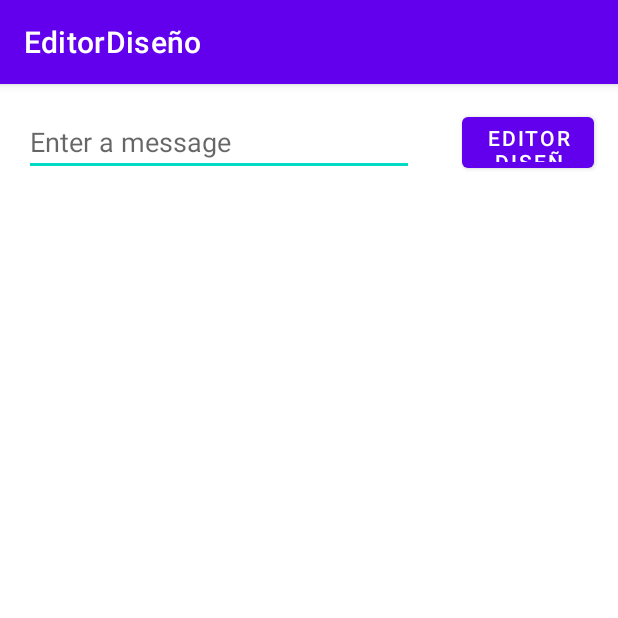
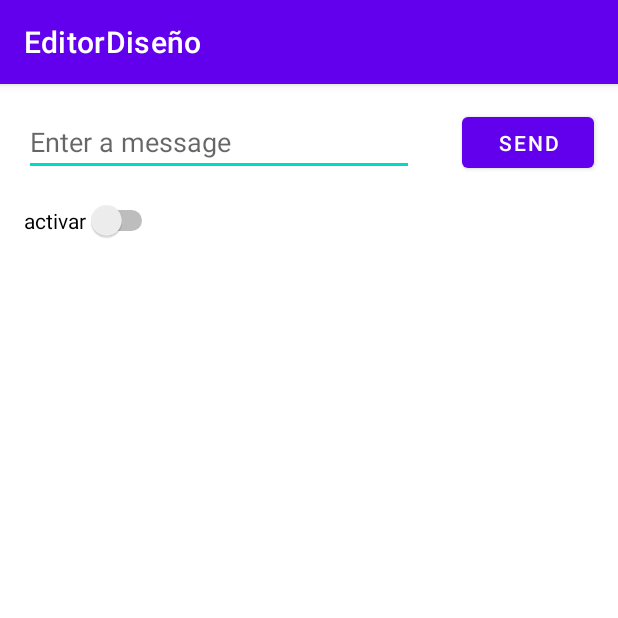
Before and after one commit to javiersanchzgil/EditorDisen, an Android app: the screen it shows after launch (MainActivity), on a phone screen of 412 x 824 dp, the top half of it. Run offline under Robolectric (Android 15) with nearby library versions, the phone set to English and light mode, and no system bars.

Commit message:
segundo commit

```diff
--- a/app/src/main/res/layout/activity_main.xml
+++ b/app/src/main/res/layout/activity_main.xml
@@ -28,9 +28,20 @@
         android:layout_marginStart="16dp"
         android:layout_marginTop="16dp"
         android:layout_marginEnd="16dp"
-        android:text="@string/app_name"
+        android:text="@string/button_send"
         app:layout_constraintEnd_toEndOf="parent"
         app:layout_constraintHorizontal_bias="1.0"
         app:layout_constraintStart_toEndOf="@+id/editTextTextPersonName2"
         app:layout_constraintTop_toTopOf="parent" />
+
+    <Switch
+        android:id="@+id/switch2"
+        android:layout_width="wrap_content"
+        android:layout_height="wrap_content"
+        android:layout_marginStart="16dp"
+        android:layout_marginTop="16dp"
+        android:text="@string/act_switch"
+        app:layout_constraintStart_toStartOf="parent"
+        app:layout_constraintTop_toBottomOf="@+id/editTextTextPersonName2" />
+
 </androidx.constraintlayout.widget.ConstraintLayout>
--- a/app/src/main/res/values/strings.xml
+++ b/app/src/main/res/values/strings.xml
@@ -2,4 +2,5 @@
     <string name="app_name">EditorDiseño</string>
     <string name="edit_message">Enter a message</string>
     <string name="button_send">Send</string>
+    <string name="act_switch">activar</string>
 </resources>
```
